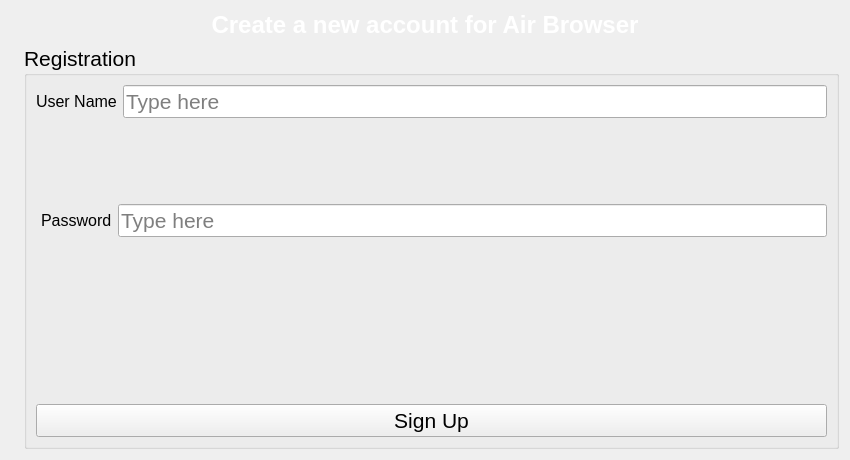
Before: the Qt Designer form register_window.ui in Harlamis/QtAirBrowser, drawn with Qt 5.
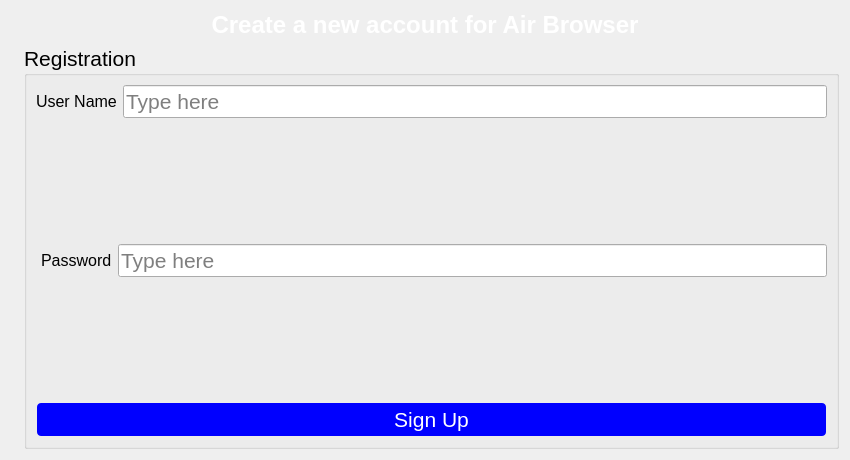
After: the same form once the commit is applied. Icons and pictures are not drawn.

```diff
--- a/register_window.ui
+++ b/register_window.ui
@@ -169,7 +169,7 @@
           <property name="sizeHint" stdset="0">
            <size>
             <width>20</width>
-            <height>40</height>
+            <height>28</height>
            </size>
           </property>
          </spacer>
@@ -177,21 +177,27 @@
         <item>
          <layout class="QHBoxLayout" name="horizontalLayout_3"/>
         </item>
-        <item>
-         <spacer name="verticalSpacer_3">
-          <property name="orientation">
-           <enum>Qt::Orientation::Vertical</enum>
-          </property>
-          <property name="sizeHint" stdset="0">
-           <size>
-            <width>20</width>
-            <height>40</height>
-           </size>
-          </property>
-         </spacer>
-        </item>
         <item>
          <widget class="QPushButton" name="Register_submit_btn">
+          <property name="minimumSize">
+           <size>
+            <width>0</width>
+            <height>35</height>
+           </size>
+          </property>
+          <property name="styleSheet">
+           <string notr="true">QPushButton {
+    background-color: rgb(0, 0, 255);
+    color: white;
+    border-radius: 5px;
+    border: 2px solid transparent;
+}
+
+QPushButton:hover {
+    background-color: rgb(30, 30, 255);
+    border: 2px solid white;
+}</string>
+          </property>
           <property name="text">
            <string>Sign Up</string>
           </property>
```
